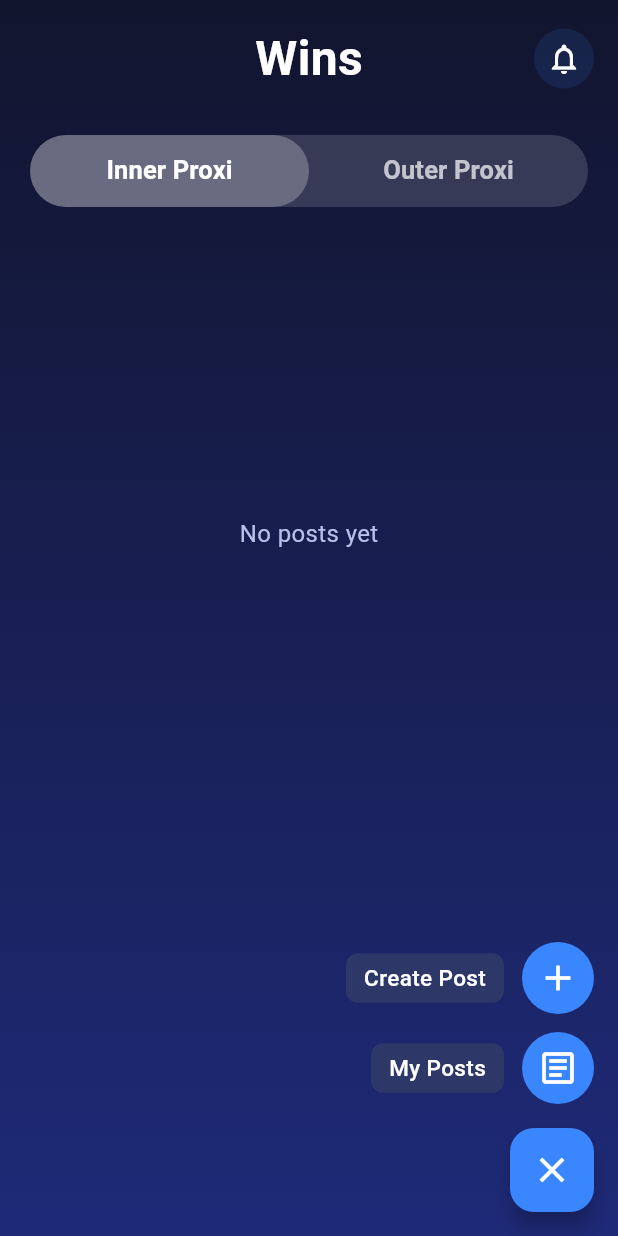
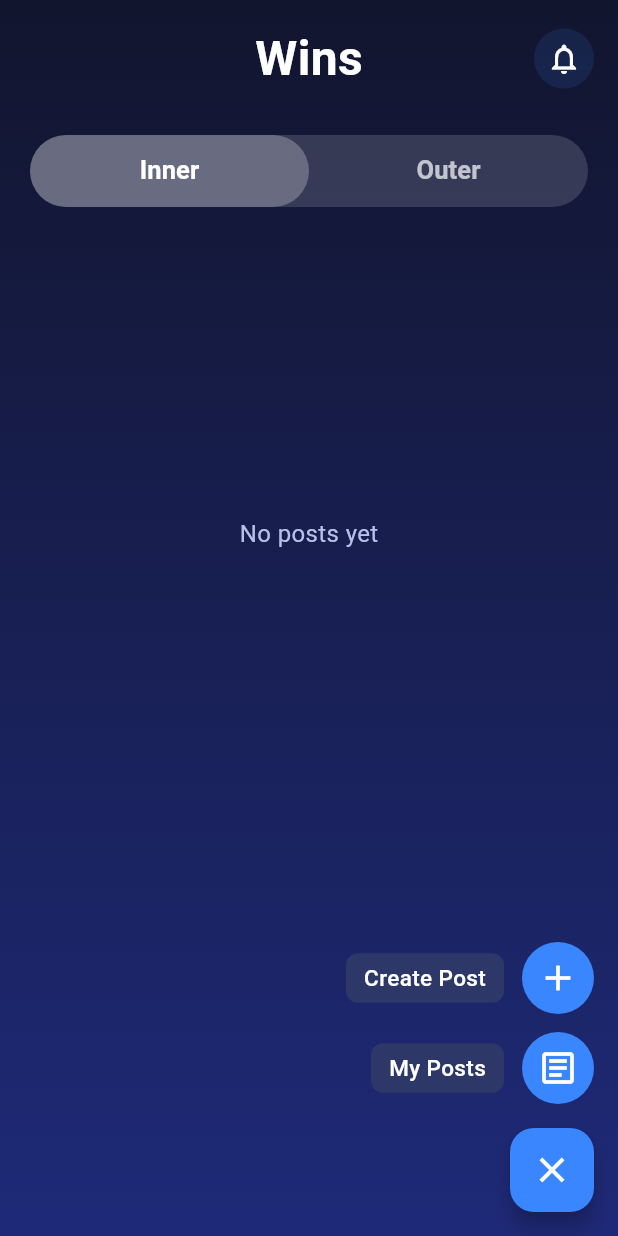
Before and after one commit to themadhatmedia/proxiapp, a Flutter app: the DiscoverScreen screen opened directly, after a tap on the "notifications" icon, after a tap on the "add" icon, on a phone screen of 412 x 824 dp. Run offline on Flutter 3.47's test engine with Material 3 defaults, Android fonts, the phone set to English and light mode, and no system bars; our stand-ins replace cached_network_image, cross_file, flutter_animate, flutter_spinkit, fluttertoast, geolocator and 9 more; missing offline and left inert: comment_tree, image_cropping; accounts and stored records are empty; network calls fail.

Commit message:
1304 04:29

```diff
--- a/lib/views/home/discover_screen.dart
+++ b/lib/views/home/discover_screen.dart
@@ -252,8 +252,8 @@ class _DiscoverScreenState extends State<DiscoverScreen> with SingleTickerProvid
             fontWeight: FontWeight.w600,
           ),
           tabs: const [
-            Tab(text: 'Inner Proxi'),
-            Tab(text: 'Outer Proxi'),
+            Tab(text: 'Inner'),
+            Tab(text: 'Outer'),
           ],
         ),
       ),
```
